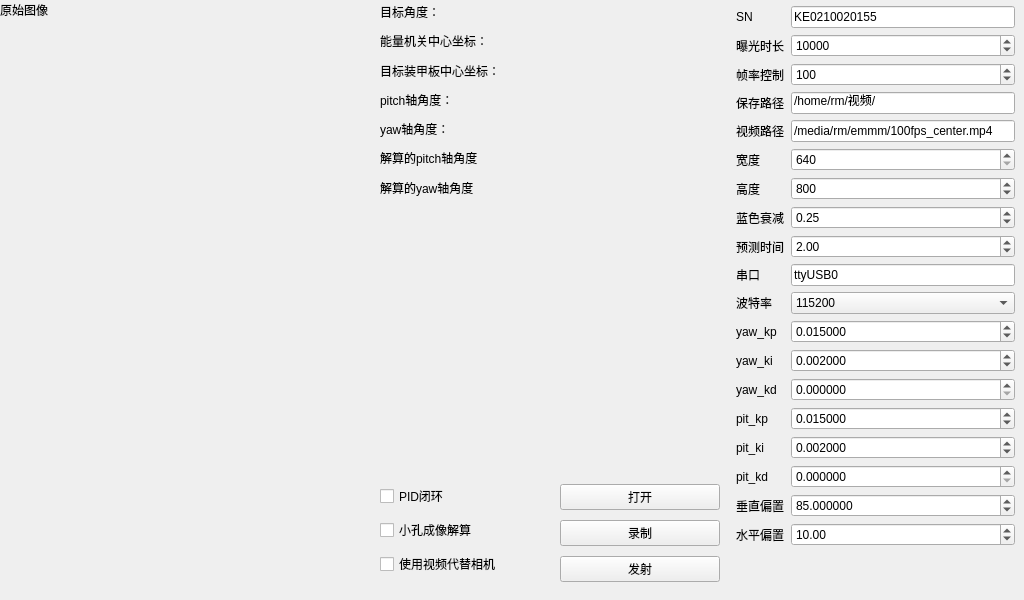
This is mainwindow.ui in mrwang-19/HNU_RMUT_Vision as Qt 5 draws it before an edit. The edited form follows.
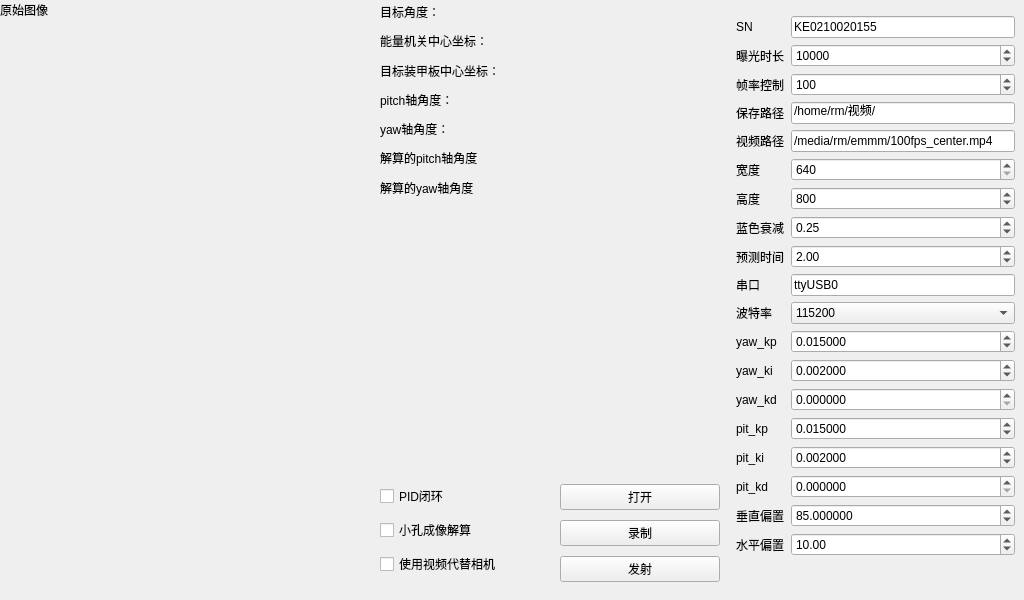
This is the edited form. Custom widgets are drawn as their Qt base class.

What changed in the file:
```diff
--- a/mainwindow.ui
+++ b/mainwindow.ui
@@ -69,7 +69,7 @@
     <property name="geometry">
      <rect>
       <x>730</x>
-      <y>0</y>
+      <y>10</y>
       <width>291</width>
       <height>591</height>
      </rect>
```
